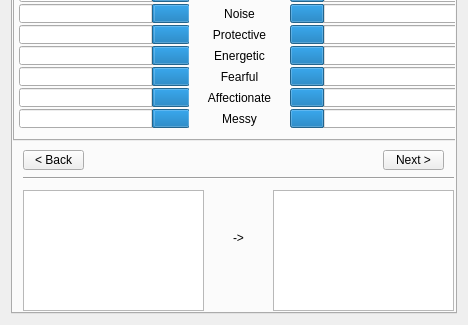
Qt form deliverable4-code/viewresults.ui (ashleefoureyes/quackjaws) before a commit; both pictures show x 0 to 468 and y 277 to 602 of the 468 by 602 pixel window.
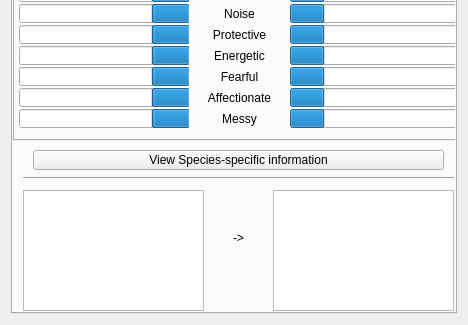
The same form after that commit. Icons and pictures are not drawn.

```diff
--- a/deliverable4-code/viewresults.ui
+++ b/deliverable4-code/viewresults.ui
@@ -331,33 +331,14 @@
         <widget class="QPushButton" name="buttonNext">
          <property name="geometry">
           <rect>
-           <x>360</x>
+           <x>10</x>
            <y>0</y>
-           <width>61</width>
+           <width>411</width>
            <height>20</height>
           </rect>
          </property>
          <property name="text">
-          <string>Next &gt;</string>
-         </property>
-        </widget>
-        <widget class="QPushButton" name="buttonBack">
-         <property name="geometry">
-          <rect>
-           <x>0</x>
-           <y>0</y>
-           <width>61</width>
-           <height>20</height>
-          </rect>
-         </property>
-         <property name="minimumSize">
-          <size>
-           <width>61</width>
-           <height>20</height>
-          </size>
-         </property>
-         <property name="text">
-          <string>&lt; Back</string>
+          <string>View Species-specific information</string>
          </property>
         </widget>
        </widget>
```
